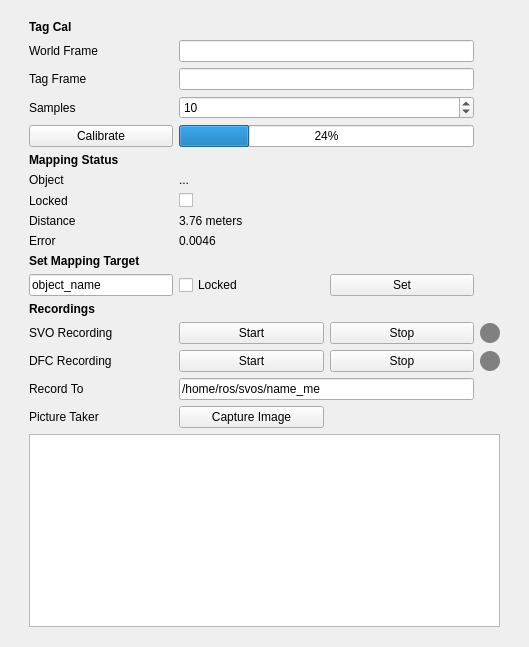
The window that mercury_rviz/mercury_rviz/src/MappingPanel.ui (osu-uwrt/mercury_gui) describes before a commit, drawn with Qt 5.
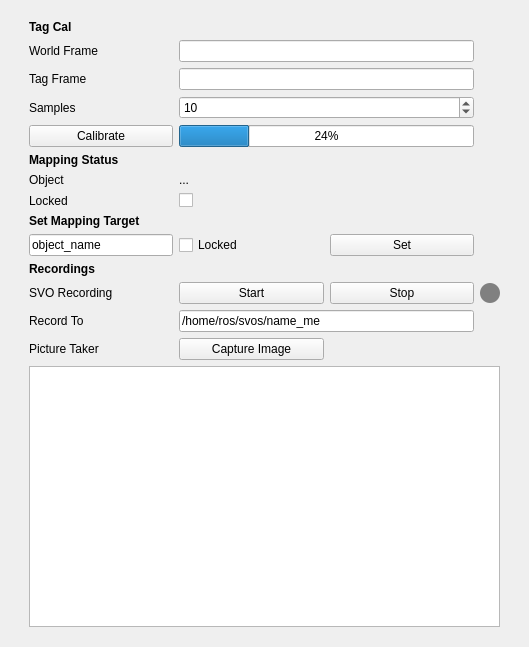
The same window after the commit.

Diff of the .ui file:
```diff
--- a/mercury_rviz/mercury_rviz/src/MappingPanel.ui
+++ b/mercury_rviz/mercury_rviz/src/MappingPanel.ui
@@ -35,20 +35,27 @@
          <property name="bottomMargin">
           <number>0</number>
          </property>
-         <item row="20" column="2">
-          <widget class="QPushButton" name="dfcRecordingStopButton">
+         <item row="10" column="1">
+          <widget class="QLabel" name="mappingTargetObject">
            <property name="sizePolicy">
-            <sizepolicy hsizetype="Expanding" vsizetype="Fixed">
+            <sizepolicy hsizetype="Expanding" vsizetype="Preferred">
              <horstretch>0</horstretch>
              <verstretch>0</verstretch>
             </sizepolicy>
            </property>
            <property name="text">
-            <string>Stop</string>
+            <string>...</string>
            </property>
           </widget>
          </item>
-         <item row="18" column="0">
+         <item row="7" column="0">
+          <widget class="QPushButton" name="calibButton">
+           <property name="text">
+            <string>Calibrate</string>
+           </property>
+          </widget>
+         </item>
+         <item row="16" column="0">
           <widget class="QLabel" name="label_8">
            <property name="styleSheet">
             <string notr="true">font-weight: bold</string>
@@ -58,35 +65,7 @@
            </property>
           </widget>
          </item>
-         <item row="19" column="0">
-          <widget class="QLabel" name="label_4">
-           <property name="text">
-            <string>SVO Recording</string>
-           </property>
-          </widget>
-         </item>
-         <item row="21" column="0">
-          <widget class="QLabel" name="label_6">
-           <property name="text">
-            <string>Record To</string>
-           </property>
-          </widget>
-         </item>
-         <item row="10" column="0">
-          <widget class="QLabel" name="label_10">
-           <property name="text">
-            <string>Object</string>
-           </property>
-          </widget>
-         </item>
-         <item row="3" column="0">
-          <widget class="QLabel" name="label_2">
-           <property name="text">
-            <string>Tag Frame</string>
-           </property>
-          </widget>
-         </item>
-         <item row="17" column="2">
+         <item row="15" column="2">
           <widget class="QPushButton" name="setMappingTargetButton">
            <property name="sizePolicy">
             <sizepolicy hsizetype="Minimum" vsizetype="Expanding">
@@ -99,54 +78,6 @@
            </property>
           </widget>
          </item>
-         <item row="14" column="1">
-          <widget class="QLabel" name="mappingTargetError">
-           <property name="text">
-            <string>0.0046</string>
-           </property>
-          </widget>
-         </item>
-         <item row="22" column="1">
-          <widget class="QPushButton" name="captureImageButton">
-           <property name="text">
-            <string>Capture Image</string>
-           </property>
-          </widget>
-         </item>
-         <item row="14" column="0">
-          <widget class="QLabel" name="label_12">
-           <property name="text">
-            <string>Error</string>
-           </property>
-          </widget>
-         </item>
-         <item row="12" column="0">
-          <widget class="QLabel" name="label_11">
-           <property name="text">
-            <string>Distance</string>
-           </property>
-          </widget>
-         </item>
-         <item row="20" column="0">
-          <widget class="QLabel" name="label_5">
-           <property name="text">
-            <string>DFC Recording</string>
-           </property>
-          </widget>
-         </item>
-         <item row="17" column="1">
-          <widget class="QCheckBox" name="desiredLocked">
-           <property name="text">
-            <string>Locked</string>
-           </property>
-           <property name="checkable">
-            <bool>true</bool>
-           </property>
-          </widget>
-         </item>
-         <item row="2" column="1" colspan="2">
-          <widget class="QLineEdit" name="worldFrame"/>
-         </item>
          <item row="8" column="0">
           <widget class="QLabel" name="label_9">
            <property name="styleSheet">
@@ -157,37 +88,49 @@
            </property>
           </widget>
          </item>
-         <item row="20" column="1">
-          <widget class="QPushButton" name="dfcRecordingStartButton">
-           <property name="text">
-            <string>Start</string>
-           </property>
-          </widget>
+         <item row="2" column="1" colspan="2">
+          <widget class="QLineEdit" name="worldFrame"/>
          </item>
-         <item row="22" column="0">
-          <widget class="QLabel" name="label_14">
-           <property name="styleSheet">
-            <string notr="true">font-weight: bold</string>
-           </property>
-           <property name="text">
-            <string>&lt;html&gt;&lt;head/&gt;&lt;body&gt;&lt;p&gt;&lt;span style=&quot; font-weight:400;&quot;&gt;Picture Taker&lt;/span&gt;&lt;/p&gt;&lt;/body&gt;&lt;/html&gt;</string>
-           </property>
-          </widget>
-         </item>
-         <item row="21" column="1" colspan="2">
+         <item row="18" column="1" colspan="2">
           <widget class="QLineEdit" name="recordDst">
            <property name="text">
             <string>/home/ros/svos/name_me</string>
            </property>
           </widget>
          </item>
-         <item row="3" column="1" colspan="2">
-          <widget class="QLineEdit" name="tagFrame"/>
+         <item row="19" column="1">
+          <widget class="QPushButton" name="captureImageButton">
+           <property name="text">
+            <string>Capture Image</string>
+           </property>
+          </widget>
          </item>
-         <item row="17" column="0">
-          <widget class="QLineEdit" name="desiredTargetObject">
+         <item row="17" column="3">
+          <widget class="QFrame" name="ffcRecordingIndicator">
+           <property name="minimumSize">
+            <size>
+             <width>20</width>
+             <height>20</height>
+            </size>
+           </property>
+           <property name="maximumSize">
+            <size>
+             <width>20</width>
+             <height>20</height>
+            </size>
+           </property>
+           <property name="styleSheet">
+            <string notr="true">background-color: gray; border-radius: 10px;</string>
+           </property>
+          </widget>
+         </item>
+         <item row="19" column="0">
+          <widget class="QLabel" name="label_14">
+           <property name="styleSheet">
+            <string notr="true">font-weight: bold</string>
+           </property>
            <property name="text">
-            <string>object_name</string>
+            <string>&lt;html&gt;&lt;head/&gt;&lt;body&gt;&lt;p&gt;&lt;span style=&quot; font-weight:400;&quot;&gt;Picture Taker&lt;/span&gt;&lt;/p&gt;&lt;/body&gt;&lt;/html&gt;</string>
            </property>
           </widget>
          </item>
@@ -198,80 +141,13 @@
            </property>
           </widget>
          </item>
-         <item row="5" column="1" colspan="2">
-          <widget class="QSpinBox" name="numSamples">
-           <property name="minimum">
-            <number>1</number>
-           </property>
-           <property name="value">
-            <number>10</number>
-           </property>
-          </widget>
-         </item>
-         <item row="7" column="0">
-          <widget class="QPushButton" name="calibButton">
-           <property name="text">
-            <string>Calibrate</string>
-           </property>
-          </widget>
-         </item>
-         <item row="19" column="2">
-          <widget class="QPushButton" name="zedSvoStopButton">
-           <property name="sizePolicy">
-            <sizepolicy hsizetype="Expanding" vsizetype="Fixed">
-             <horstretch>0</horstretch>
-             <verstretch>0</verstretch>
-            </sizepolicy>
-           </property>
-           <property name="text">
-            <string>Stop</string>
-           </property>
-          </widget>
-         </item>
-         <item row="19" column="1">
+         <item row="17" column="1">
           <widget class="QPushButton" name="zedSvoStartButton">
            <property name="text">
             <string>Start</string>
            </property>
           </widget>
          </item>
-         <item row="5" column="0">
-          <widget class="QLabel" name="label_3">
-           <property name="text">
-            <string>Samples</string>
-           </property>
-          </widget>
-         </item>
-         <item row="10" column="1">
-          <widget class="QLabel" name="mappingTargetObject">
-           <property name="sizePolicy">
-            <sizepolicy hsizetype="Expanding" vsizetype="Preferred">
-             <horstretch>0</horstretch>
-             <verstretch>0</verstretch>
-            </sizepolicy>
-           </property>
-           <property name="text">
-            <string>...</string>
-           </property>
-          </widget>
-         </item>
-         <item row="16" column="0">
-          <widget class="QLabel" name="label_13">
-           <property name="styleSheet">
-            <string notr="true">font-weight: bold</string>
-           </property>
-           <property name="text">
-            <string>Set Mapping Target</string>
-           </property>
-          </widget>
-         </item>
-         <item row="12" column="1">
-          <widget class="QLabel" name="mappingTargetDist">
-           <property name="text">
-            <string>3.76 meters</string>
-           </property>
-          </widget>
-         </item>
          <item row="11" column="1">
           <widget class="QCheckBox" name="mappingLocked">
            <property name="enabled">
@@ -288,22 +164,17 @@
            </property>
           </widget>
          </item>
-         <item row="20" column="3">
-          <widget class="QFrame" name="dfcRecordingIndicator">
-           <property name="minimumSize">
-            <size>
-             <width>20</width>
-             <height>20</height>
-            </size>
+         <item row="3" column="0">
+          <widget class="QLabel" name="label_2">
+           <property name="text">
+            <string>Tag Frame</string>
            </property>
-           <property name="maximumSize">
-            <size>
-             <width>20</width>
-             <height>20</height>
-            </size>
-           </property>
-           <property name="styleSheet">
-            <string notr="true">background-color: gray; border-radius: 10px;</string>
+          </widget>
+         </item>
+         <item row="5" column="0">
+          <widget class="QLabel" name="label_3">
+           <property name="text">
+            <string>Samples</string>
            </property>
           </widget>
          </item>
@@ -317,6 +188,13 @@
            </property>
           </widget>
          </item>
+         <item row="10" column="0">
+          <widget class="QLabel" name="label_10">
+           <property name="text">
+            <string>Object</string>
+           </property>
+          </widget>
+         </item>
          <item row="7" column="1" colspan="2">
           <widget class="QProgressBar" name="calibProgress">
            <property name="value">
@@ -324,6 +202,23 @@
            </property>
           </widget>
          </item>
+         <item row="17" column="0">
+          <widget class="QLabel" name="label_4">
+           <property name="text">
+            <string>SVO Recording</string>
+           </property>
+          </widget>
+         </item>
+         <item row="15" column="1">
+          <widget class="QCheckBox" name="desiredLocked">
+           <property name="text">
+            <string>Locked</string>
+           </property>
+           <property name="checkable">
+            <bool>true</bool>
+           </property>
+          </widget>
+         </item>
          <item row="11" column="0">
           <widget class="QLabel" name="label_16">
            <property name="text">
@@ -331,22 +226,53 @@
            </property>
           </widget>
          </item>
-         <item row="19" column="3">
-          <widget class="QFrame" name="ffcRecordingIndicator">
-           <property name="minimumSize">
-            <size>
-             <width>20</width>
-             <height>20</height>
-            </size>
+         <item row="18" column="0">
+          <widget class="QLabel" name="label_6">
+           <property name="text">
+            <string>Record To</string>
            </property>
-           <property name="maximumSize">
-            <size>
-             <width>20</width>
-             <height>20</height>
-            </size>
+          </widget>
+         </item>
+         <item row="15" column="0">
+          <widget class="QLineEdit" name="desiredTargetObject">
+           <property name="text">
+            <string>object_name</string>
            </property>
+          </widget>
+         </item>
+         <item row="5" column="1" colspan="2">
+          <widget class="QSpinBox" name="numSamples">
+           <property name="minimum">
+            <number>1</number>
+           </property>
+           <property name="value">
+            <number>10</number>
+           </property>
+          </widget>
+         </item>
+         <item row="17" column="2">
+          <widget class="QPushButton" name="zedSvoStopButton">
+           <property name="sizePolicy">
+            <sizepolicy hsizetype="Expanding" vsizetype="Fixed">
+             <horstretch>0</horstretch>
+             <verstretch>0</verstretch>
+            </sizepolicy>
+           </property>
+           <property name="text">
+            <string>Stop</string>
+           </property>
+          </widget>
+         </item>
+         <item row="3" column="1" colspan="2">
+          <widget class="QLineEdit" name="tagFrame"/>
+         </item>
+         <item row="14" column="0">
+          <widget class="QLabel" name="label_13">
            <property name="styleSheet">
-            <string notr="true">background-color: gray; border-radius: 10px;</string>
+            <string notr="true">font-weight: bold</string>
+           </property>
+           <property name="text">
+            <string>Set Mapping Target</string>
            </property>
           </widget>
          </item>
```
